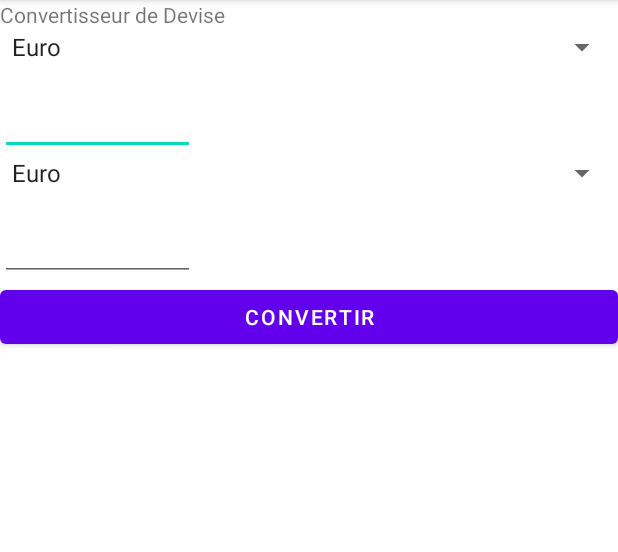
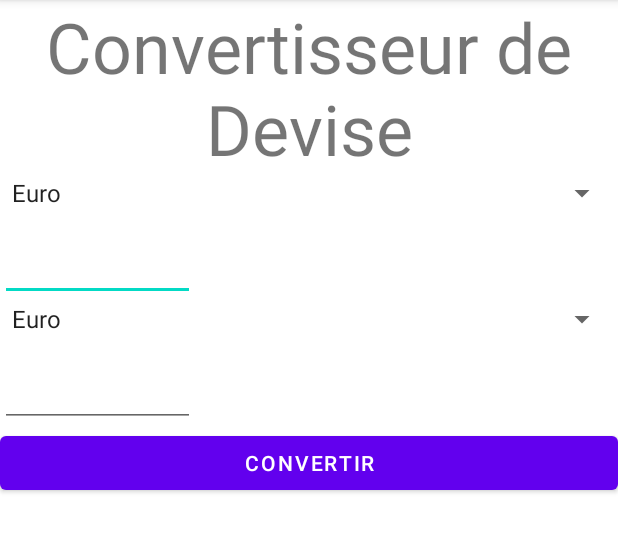
Before and after one commit to t-boulanger/ConvertisseurDevise, an Android app: the screen it shows after launch (MainActivity), on a phone screen of 412 x 824 dp, the part 84-636 px from its top. Run offline under Robolectric (Android 15) with nearby library versions, the phone set to English and light mode, and no system bars; 2 statements that could not run were skipped.

Commit message:
dernière version 09/05

```diff
--- a/app/src/main/java/com/example/convertisseurdevise/MainActivity.java
+++ b/app/src/main/java/com/example/convertisseurdevise/MainActivity.java
@@ -7,6 +7,7 @@ import android.view.View;
 import android.widget.AdapterView;
 import android.widget.ArrayAdapter;
 import android.widget.Button;
+import android.widget.EditText;
 import android.widget.ListView;
 import android.widget.Spinner;
 import android.widget.Toast;
@@ -17,6 +18,11 @@ public class MainActivity extends AppCompatActivity {
     private Spinner spDevise1;
     private Spinner spDevise2;
     private String ChoixDevise;
+    private EditText etDevise1;
+    private EditText etDevise2;
+    private String TextNombre1;
+    private String Nombre2;
+    private int Nombre1;
 
     @Override
     protected void onCreate(Bundle savedInstanceState) {
@@ -26,6 +32,8 @@ public class MainActivity extends AppCompatActivity {
         btConvertir=(Button) findViewById(R.id.btConvertir);
         spDevise1=(Spinner) findViewById(R.id.spDevise1);
         spDevise2=(Spinner) findViewById(R.id.spDevise2);
+        etDevise1=(EditText) findViewById(R.id.etDevise1);
+        etDevise2=(EditText) findViewById(R.id.etDevise2);
 
         ArrayAdapter<CharSequence> adapter = ArrayAdapter.createFromResource(this,R.array.Devise, android.R.layout.simple_spinner_item);
         adapter.setDropDownViewResource(android.R.layout.simple_spinner_dropdown_item);
@@ -37,6 +45,12 @@ public class MainActivity extends AppCompatActivity {
             public void onItemSelected(AdapterView<?> adapterView, View view, int i, long l) {
                 ChoixDevise = adapterView.getItemAtPosition(i).toString();
                 Toast.makeText(adapter.getContext(), ChoixDevise, Toast.LENGTH_SHORT).show();
+
+                TextNombre1=etDevise1.getText().toString();
+                Nombre1 = Integer.parseInt(TextNombre1);
+
+                etDevise2.setText(Nombre1);
+
             }
 
             @Override
--- a/app/src/main/res/layout/activity_main.xml
+++ b/app/src/main/res/layout/activity_main.xml
@@ -10,7 +10,9 @@
     <TextView
         android:layout_width="match_parent"
         android:layout_height="wrap_content"
-        android:text="Convertisseur de Devise" />
+        android:text="Convertisseur de Devise"
+        android:textAlignment="center"
+        android:textSize="70px"/>
 
     <Spinner
         android:id="@+id/spDevise1"
```
